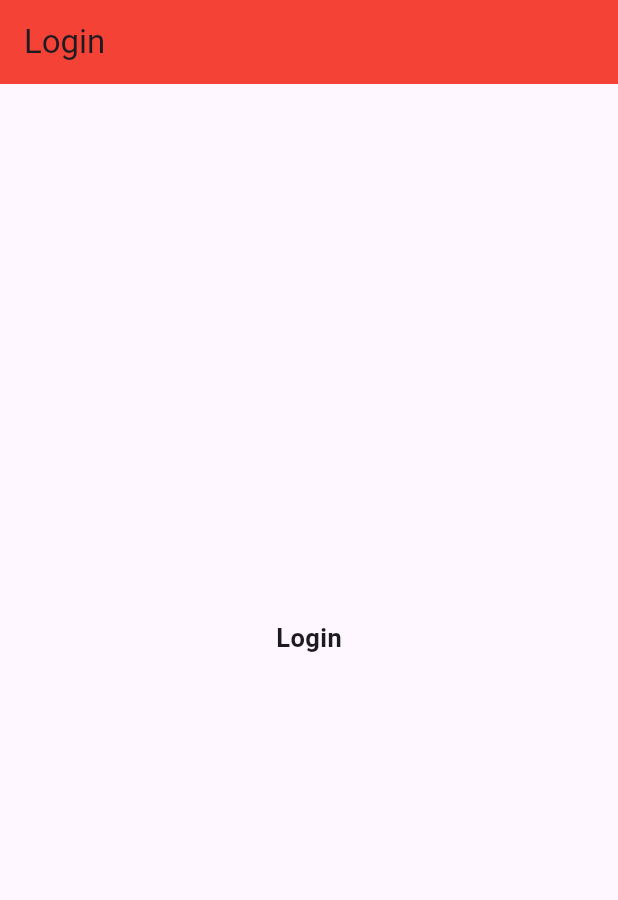
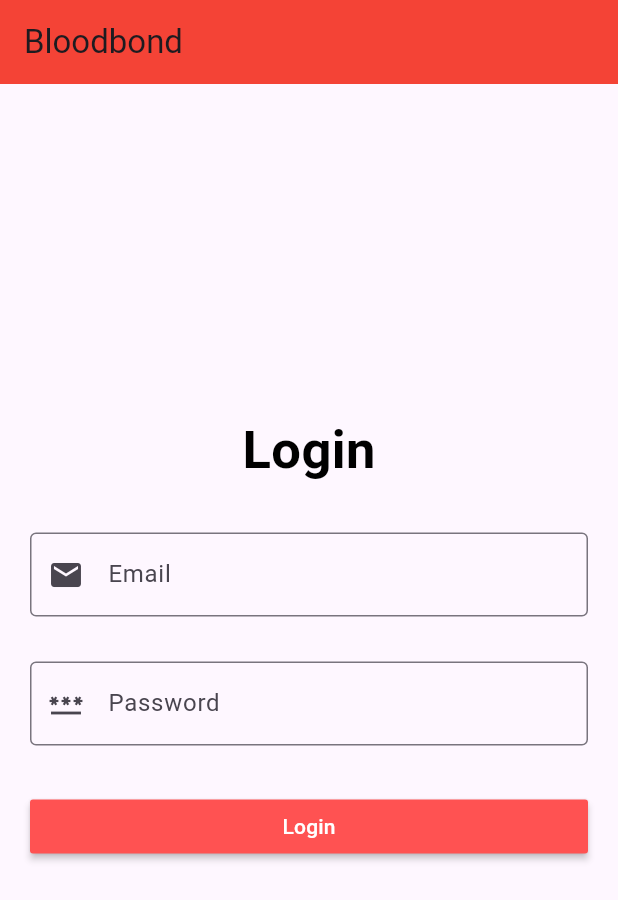
Before and after one commit to iamabhishekagarwal/bloodbond_app, a Flutter app: the screen it shows after launch, on a phone screen of 412 x 824 dp. Shown: the top 900 px of the screen. Run offline on Flutter 3.47's test engine with Material 3 defaults, Android fonts, the phone set to English and light mode, and no system bars; our stand-ins replace firebase_core; accounts and stored records are empty.

Commit message:
Login page and home page added

```diff
--- a/lib/features/user_auth/presentation/pages/Login_Page.dart
+++ b/lib/features/user_auth/presentation/pages/Login_Page.dart
@@ -1,3 +1,4 @@
+import 'package:bloodbond_app/features/user_auth/presentation/pages/homepage.dart';
 import 'package:flutter/material.dart';
 
 class LoginPage extends StatelessWidget {
@@ -7,23 +8,122 @@ class LoginPage extends StatelessWidget {
   Widget build(BuildContext context) {
     return Scaffold(
       appBar: AppBar(
-        title: const Text("Login"),
+        title: const Text("Bloodbond"),
         backgroundColor: Colors.red,
       ),
-      body: const Center(
-        child: Column(
-          mainAxisAlignment: MainAxisAlignment.center,
-          children: [
-            Text(
-              "Login",
-              style: TextStyle(fontSize: 17, fontWeight: FontWeight.bold),
+      body: Column(
+        mainAxisAlignment: MainAxisAlignment.center,
+        crossAxisAlignment: CrossAxisAlignment.center,
+        children: [
+          const Text(
+            'Login',
+            style: TextStyle(
+              fontSize: 35,
+              color: Colors.black,
+              fontWeight: FontWeight.bold,
             ),
-            SizedBox(
-              height: 30,
-            )
-          ],
-        ),
+          ),
+          Padding(
+            padding: const EdgeInsets.symmetric(vertical: 30, horizontal: 20),
+            child: Form(
+              child: Column(
+                children: [
+                  TextFormField(
+                    keyboardType: TextInputType.emailAddress,
+                    decoration: const InputDecoration(
+                      label: Text("Email"),
+                      hintText: 'Bloodbond@example.com',
+                      prefixIcon: Icon(Icons.email),
+                      border: OutlineInputBorder(),
+                    ),
+                    onChanged: (value) {},
+                    validator: (value) {
+                      return value!.isEmpty ? 'Please enter email' : null;
+                    },
+                  ),
+                  const SizedBox(
+                    height: 30,
+                  ),
+                  TextFormField(
+                    keyboardType: TextInputType.visiblePassword,
+                    decoration: const InputDecoration(
+                      label: Text("Password"),
+                      hintText: 'Enter password',
+                      prefixIcon: Icon(Icons.password),
+                      border: OutlineInputBorder(),
+                    ),
+                    onChanged: (value) {},
+                    validator: (value) {
+                      return value!.isEmpty ? 'Please enter password' : null;
+                    },
+                  ),
+                  const SizedBox(
+                    height: 30,
+                  ),
+                  MaterialButton(
+                    onPressed: () {
+                      Navigator.pushAndRemoveUntil(
+                          context,
+                          MaterialPageRoute(builder: (context) => RootPage()),
+                          (route) => false);
+                    },
+                    minWidth: double.infinity,
+                    color: Colors.redAccent,
+                    textColor: Colors.white,
+                    child: const Text("Login"),
+                  ),
+                ],
+              ),
+            ),
+          ),
+        ],
       ),
     );
   }
 }
+
+class RootPage extends StatefulWidget {
+  const RootPage({super.key});
+
+  @override
+  State<RootPage> createState() => _RootPageState();
+}
+
+class _RootPageState extends State<RootPage> {
+  int currentPage = 0;
+  @override
+  Widget build(BuildContext context) {
+    return Scaffold(
+      appBar: AppBar(
+        title: const Text("BloodBond"),
+        centerTitle: true,
+        leading: IconButton(
+          icon: const Icon(Icons.menu),
+          onPressed: () {},
+        ),
+        actions: [
+          IconButton(
+            icon: const Icon(Icons.person), // Add your action icon here
+            onPressed: () {
+              // Do something when the action icon is pressed
+            },
+          ),
+        ],
+      ),
+      body: const Homepage(),
+      bottomNavigationBar: NavigationBar(
+        destinations: const [
+          NavigationDestination(icon: Icon(Icons.home), label: "home"),
+          NavigationDestination(icon: Icon(Icons.person), label: "person"),
+          NavigationDestination(icon: Icon(Icons.graphic_eq), label: "stats")
+        ],
+        onDestinationSelected: (int index) {
+          setState(() {
+            currentPage = index;
+          });
+        },
+        selectedIndex: currentPage,
+      ),
+    );
+  }
+}
--- a/lib/main.dart
+++ b/lib/main.dart
@@ -27,6 +27,7 @@ class MyApp extends StatelessWidget {
   Widget build(BuildContext context) {
     return const MaterialApp(
       title: 'flutter demo',
+      debugShowCheckedModeBanner: false,
       home: SplashScreen(child: LoginPage()),
     );
   }
```
Also changed, not shown: lib/features/user_auth/presentation/pages/donateblood.dart (added, +27 -0 lines), lib/features/user_auth/presentation/pages/homepage.dart (added, +134 -0 lines), lib/features/user_auth/presentation/pages/receiveblood.dart (added, +28 -0 lines), lib/features/user_auth/presentation/widget/form_container_widget.dart (deleted, +0 -64 lines).
